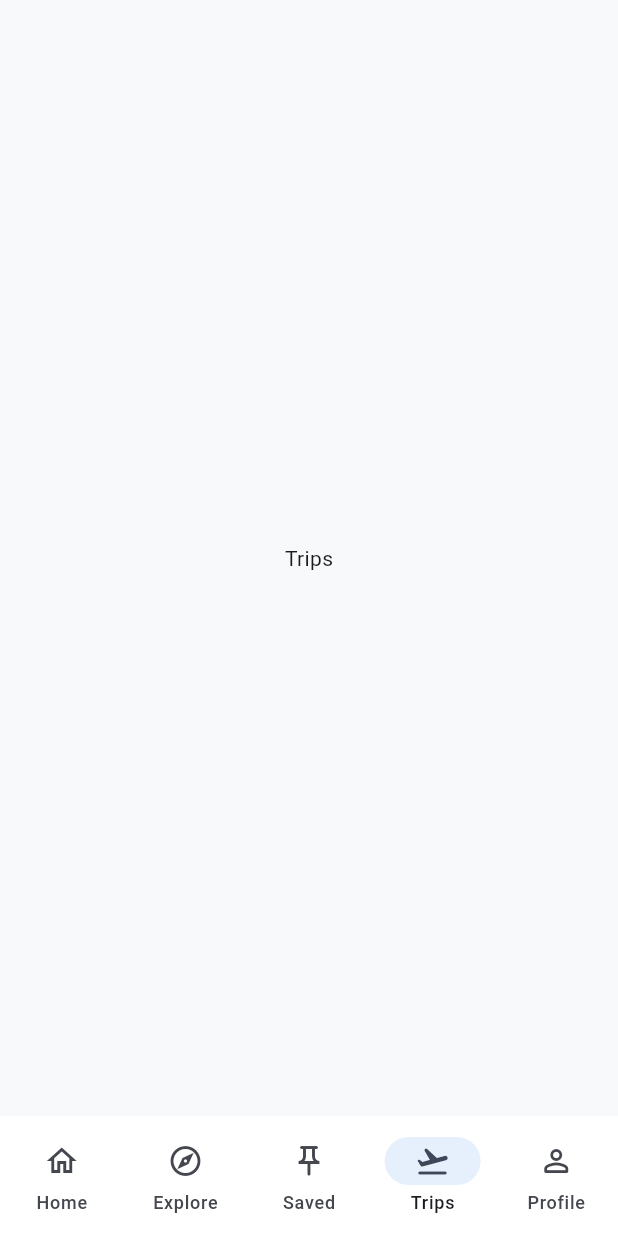
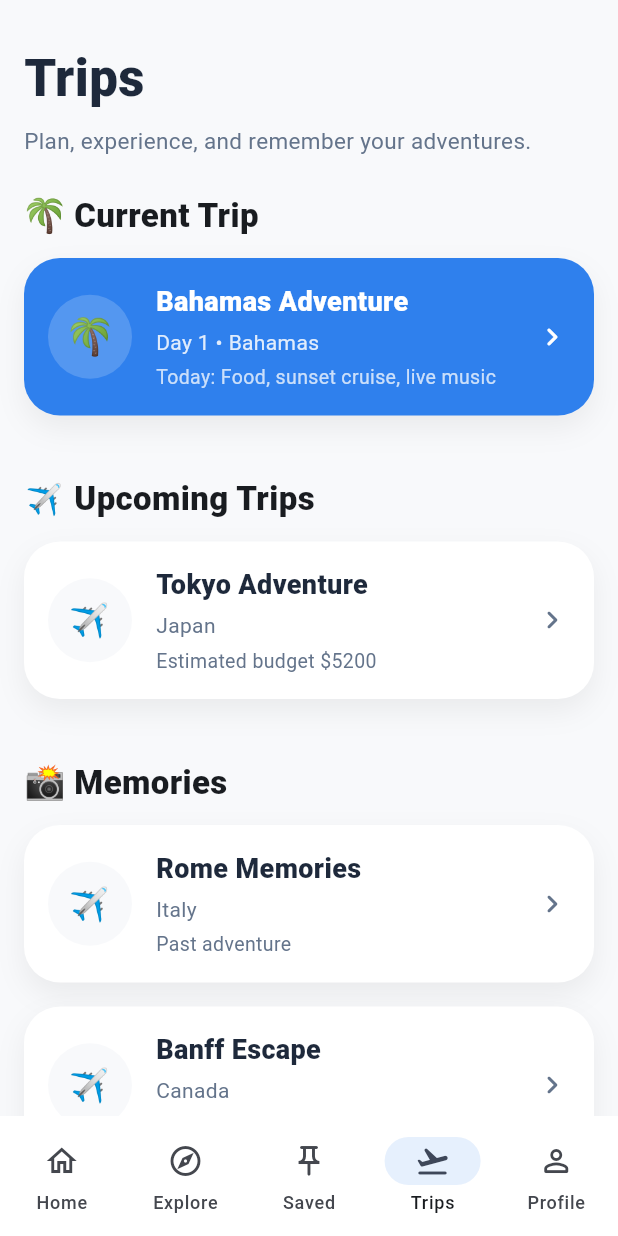
Before and after one commit to gebo95/discoverease, a Flutter app: the screen it shows after launch, item 4 of the bottom bar chosen, on a phone screen of 412 x 824 dp. Run offline on Flutter 3.47's test engine with Material 3 defaults, Android fonts, the phone set to English and light mode, and no system bars; network calls fail.

Commit message:
v0.4.1 - Add repository layer and trips overview

```diff
--- a/lib/features/explore/pages/explore_page.dart
+++ b/lib/features/explore/pages/explore_page.dart
@@ -1,6 +1,6 @@
 import 'package:flutter/material.dart';
 
-import '../../../mock_data/live_now.dart';
+import '../../../repositories/listing_repository.dart';
 import '../../../shared/components/cards/de_listing_card.dart';
 import '../../../shared/components/inputs/de_search_bar.dart';
 import '../../../shared/theme/de_colors.dart';
@@ -11,7 +11,8 @@ class ExplorePage extends StatelessWidget {
 
   @override
   Widget build(BuildContext context) {
-    final listings = liveNowListings;
+    const listingRepository = ListingRepository();
+    final listings = listingRepository.getLiveNow();
 
     return Scaffold(
       backgroundColor: DEColors.background,
--- a/lib/features/home/widgets/live_now_section.dart
+++ b/lib/features/home/widgets/live_now_section.dart
@@ -1,6 +1,6 @@
 import 'package:flutter/material.dart';
 
-import '../../../mock_data/live_now.dart';
+import '../../../repositories/listing_repository.dart';
 import '../../../shared/components/cards/de_compact_listing_card.dart';
 
 class LiveNowSection extends StatelessWidget {
@@ -8,6 +8,9 @@ class LiveNowSection extends StatelessWidget {
 
   @override
   Widget build(BuildContext context) {
+    const listingRepository = ListingRepository();
+    final listings = listingRepository.getLiveNow();
+
     return Column(
       crossAxisAlignment: CrossAxisAlignment.start,
       children: [
@@ -26,9 +29,9 @@ class LiveNowSection extends StatelessWidget {
           height: 270,
           child: ListView.builder(
             scrollDirection: Axis.horizontal,
-            itemCount: liveNowListings.length,
+            itemCount: listings.length,
             itemBuilder: (context, index) {
-              return DECompactListingCard(listing: liveNowListings[index]);
+              return DECompactListingCard(listing: listings[index]);
             },
           ),
         ),
--- a/lib/features/main_shell/pages/main_shell_page.dart
+++ b/lib/features/main_shell/pages/main_shell_page.dart
@@ -4,6 +4,7 @@ import '../../home/pages/home_page.dart';
 import '../../saved/pages/saved_page.dart';
 import '../../../shared/theme/de_colors.dart';
 import '../../explore/pages/explore_page.dart';
+import '../../trips/pages/trips_page.dart';
 
 class MainShellPage extends StatefulWidget {
   const MainShellPage({super.key});
@@ -19,7 +20,7 @@ class _MainShellPageState extends State<MainShellPage> {
     HomePage(),
     ExplorePage(),
     SavedPage(),
-    SizedBox(child: Center(child: Text("Trips"))),
+    TripsPage(),
     SizedBox(child: Center(child: Text("Profile"))),
   ];
 
--- /dev/null
+++ b/lib/features/trips/pages/trips_page.dart
@@ -0,0 +1,173 @@
+import 'package:flutter/material.dart';
+
+import '../../../repositories/trip_repository.dart';
+import '../../../shared/theme/de_colors.dart';
+import '../../../shared/theme/de_radius.dart';
+import '../../../shared/theme/de_spacing.dart';
+
+class TripsPage extends StatelessWidget {
+  const TripsPage({super.key});
+
+  @override
+  Widget build(BuildContext context) {
+    final tripRepository = TripRepository();
+
+    final currentTrip = tripRepository.getCurrentTrip();
+    final upcomingTrips = tripRepository.getUpcomingTrips();
+    final memories = tripRepository.getMemories();
+
+    return Scaffold(
+      backgroundColor: DEColors.background,
+      body: SafeArea(
+        child: ListView(
+          padding: const EdgeInsets.all(DESpacing.md),
+          children: [
+            const SizedBox(height: 12),
+            const Text(
+              "Trips",
+              style: TextStyle(
+                fontSize: 34,
+                fontWeight: FontWeight.w900,
+                color: DEColors.textPrimary,
+              ),
+            ),
+            const SizedBox(height: 6),
+            const Text(
+              "Plan, experience, and remember your adventures.",
+              style: TextStyle(fontSize: 15, color: DEColors.textSecondary),
+            ),
+            const SizedBox(height: 24),
+
+            const Text(
+              "🌴 Current Trip",
+              style: TextStyle(fontSize: 22, fontWeight: FontWeight.w900),
+            ),
+            const SizedBox(height: 12),
+            _TripCard(
+              title: currentTrip.title,
+              subtitle: "Day 1 • ${currentTrip.destination}",
+              detail: "Today: Food, sunset cruise, live music",
+              isPrimary: true,
+            ),
+
+            const SizedBox(height: 24),
+            const Text(
+              "✈️ Upcoming Trips",
+              style: TextStyle(fontSize: 22, fontWeight: FontWeight.w900),
+            ),
+            const SizedBox(height: 12),
+            _TripCard(
+              title: upcomingTrips.first.title,
+              subtitle: upcomingTrips.first.destination,
+              detail:
+                  "Estimated budget \$${upcomingTrips.first.estimatedBudget.toStringAsFixed(0)}",
+            ),
+
+            const SizedBox(height: 24),
+            const Text(
+              "📸 Memories",
+              style: TextStyle(fontSize: 22, fontWeight: FontWeight.w900),
+            ),
+            const SizedBox(height: 12),
+
+            ...memories.map(
+              (trip) => _TripCard(
+                title: trip.title,
+                subtitle: trip.destination,
+                detail: "Past adventure",
+              ),
+            ),
+
+            const SizedBox(height: 32),
+          ],
+        ),
+      ),
+    );
+  }
+}
+
+class _TripCard extends StatelessWidget {
+  final String title;
+  final String subtitle;
+  final String detail;
+  final bool isPrimary;
+
+  const _TripCard({
+    required this.title,
+    required this.subtitle,
+    required this.detail,
+    this.isPrimary = false,
+  });
+
+  @override
+  Widget build(BuildContext context) {
+    return Container(
+      margin: const EdgeInsets.only(bottom: DESpacing.md),
+      padding: const EdgeInsets.all(DESpacing.md),
+      decoration: BoxDecoration(
+        color: isPrimary ? DEColors.primary : DEColors.surface,
+        borderRadius: BorderRadius.circular(DERadius.extraLarge),
+        boxShadow: [
+          BoxShadow(
+            color: Colors.black.withValues(alpha: 0.06),
+            blurRadius: 16,
+            offset: const Offset(0, 8),
+          ),
+        ],
+      ),
+      child: Row(
+        children: [
+          CircleAvatar(
+            radius: 28,
+            backgroundColor: isPrimary
+                ? Colors.white.withValues(alpha: 0.18)
+                : DEColors.background,
+            child: Text(
+              isPrimary ? "🌴" : "✈️",
+              style: const TextStyle(fontSize: 24),
+            ),
+          ),
+          const SizedBox(width: DESpacing.md),
+          Expanded(
+            child: Column(
+              crossAxisAlignment: CrossAxisAlignment.start,
+              children: [
+                Text(
+                  title,
+                  style: TextStyle(
+                    fontSize: 18,
+                    fontWeight: FontWeight.w900,
+                    color: isPrimary ? Colors.white : DEColors.textPrimary,
+                  ),
+                ),
+                const SizedBox(height: 4),
+                Text(
+                  subtitle,
+                  style: TextStyle(
+                    color: isPrimary
+                        ? Colors.white.withValues(alpha: 0.85)
+                        : DEColors.textSecondary,
+                  ),
+                ),
+                const SizedBox(height: 4),
+                Text(
+                  detail,
+                  style: TextStyle(
+                    fontSize: 13,
+                    color: isPrimary
+                        ? Colors.white.withValues(alpha: 0.75)
+                        : DEColors.textSecondary,
+                  ),
+                ),
+              ],
+            ),
+          ),
+          Icon(
+            Icons.chevron_right_rounded,
+            color: isPrimary ? Colors.white : DEColors.textSecondary,
+          ),
+        ],
+      ),
+    );
+  }
+}
--- a/lib/mock_data/featured.dart
+++ b/lib/mock_data/listings/featured.dart
@@ -1,4 +1,4 @@
-import '../models/featured_experience.dart';
+import '../../models/featured_experience.dart';
 
 const featuredExperiences = [
   FeaturedExperience(
--- a/lib/mock_data/live_now.dart
+++ b/lib/mock_data/listings/live_now.dart
@@ -1,4 +1,4 @@
-import '../models/listing.dart';
+import '../../models/listing.dart';
 
 const liveNowListings = [
   Listing(
--- /dev/null
+++ b/lib/mock_data/trips/mock_trips.dart
@@ -0,0 +1,35 @@
+import '../../models/trip.dart';
+
+const currentTrip = Trip(
+  id: "bahamas-adventure",
+  title: "Bahamas Adventure",
+  destination: "Bahamas",
+  estimatedBudget: 3200,
+  days: [
+    TripDay(
+      title: "Day 1",
+      morningListingIds: ["arawak-cay-fish-fry"],
+      afternoonListingIds: ["sunset-cruise"],
+      eveningListingIds: ["sandy-toes-beach-bar"],
+    ),
+  ],
+);
+
+const upcomingTrip = Trip(
+  id: "tokyo-2027",
+  title: "Tokyo Adventure",
+  destination: "Japan",
+  estimatedBudget: 5200,
+);
+
+const memoryTrip1 = Trip(
+  id: "rome-2025",
+  title: "Rome Memories",
+  destination: "Italy",
+);
+
+const memoryTrip2 = Trip(
+  id: "banff-2024",
+  title: "Banff Escape",
+  destination: "Canada",
+);
--- /dev/null
+++ b/lib/mock_data/users/mock_users.dart
@@ -0,0 +1,24 @@
+import '../../models/app_user.dart';
+
+const touristUser = AppUser(
+  id: "user-alex-carter",
+  name: "Alex Carter",
+  homeLocation: "London, Ontario",
+  userType: "Tourist",
+  savedListIds: ["bahamas-unsorted", "bahamas-restaurants", "bahamas-beaches"],
+  tripIds: ["bahamas-adventure", "banff-2024", "rome-2025"],
+);
+
+const localUser = AppUser(
+  id: "user-maya-thompson",
+  name: "Maya Thompson",
+  homeLocation: "Nassau, Bahamas",
+  userType: "Local",
+  savedListIds: [
+    "nassau-unsorted",
+    "nassau-date-night",
+    "nassau-live-music",
+    "nassau-food-spots",
+  ],
+  tripIds: [],
+);
--- /dev/null
+++ b/lib/models/app_user.dart
@@ -0,0 +1,17 @@
+class AppUser {
+  final String id;
+  final String name;
+  final String homeLocation;
+  final String userType;
+  final List<String> savedListIds;
+  final List<String> tripIds;
+
+  const AppUser({
+    required this.id,
+    required this.name,
+    required this.homeLocation,
+    required this.userType,
+    this.savedListIds = const [],
+    this.tripIds = const [],
+  });
+}
--- /dev/null
+++ b/lib/repositories/listing_repository.dart
@@ -0,0 +1,18 @@
+import '../mock_data/listings/live_now.dart';
+import '../models/listing.dart';
+
+class ListingRepository {
+  const ListingRepository();
+
+  List<Listing> getLiveNow() {
+    return liveNowListings;
+  }
+
+  Listing? getById(String id) {
+    try {
+      return liveNowListings.firstWhere((listing) => listing.id == id);
+    } catch (_) {
+      return null;
+    }
+  }
+}
--- /dev/null
+++ b/lib/repositories/trip_repository.dart
@@ -0,0 +1,12 @@
+import '../mock_data/trips/mock_trips.dart';
+import '../models/trip.dart';
+
+class TripRepository {
+  const TripRepository();
+
+  Trip getCurrentTrip() => currentTrip;
+
+  List<Trip> getUpcomingTrips() => [upcomingTrip];
+
+  List<Trip> getMemories() => [memoryTrip1, memoryTrip2];
+}
--- /dev/null
+++ b/lib/repositories/user_repository.dart
@@ -0,0 +1,10 @@
+import '../mock_data/users/mock_users.dart';
+import '../models/app_user.dart';
+
+class UserRepository {
+  const UserRepository();
+
+  AppUser getCurrentUser() {
+    return touristUser;
+  }
+}
```
Also changed, not shown: lib/mock_data/businesses.dart/mock_businesses.dart (added), lib/mock_data/pulse/mock_pulse.dart (added), lib/mock_data/reviews/mock_reviews.dart (added), lib/mock_data/saved/mock_saved_lists.dart (added), lib/repositories/business_repository.dart (added), lib/repositories/saved_repository.dart (added), 1 other file.
